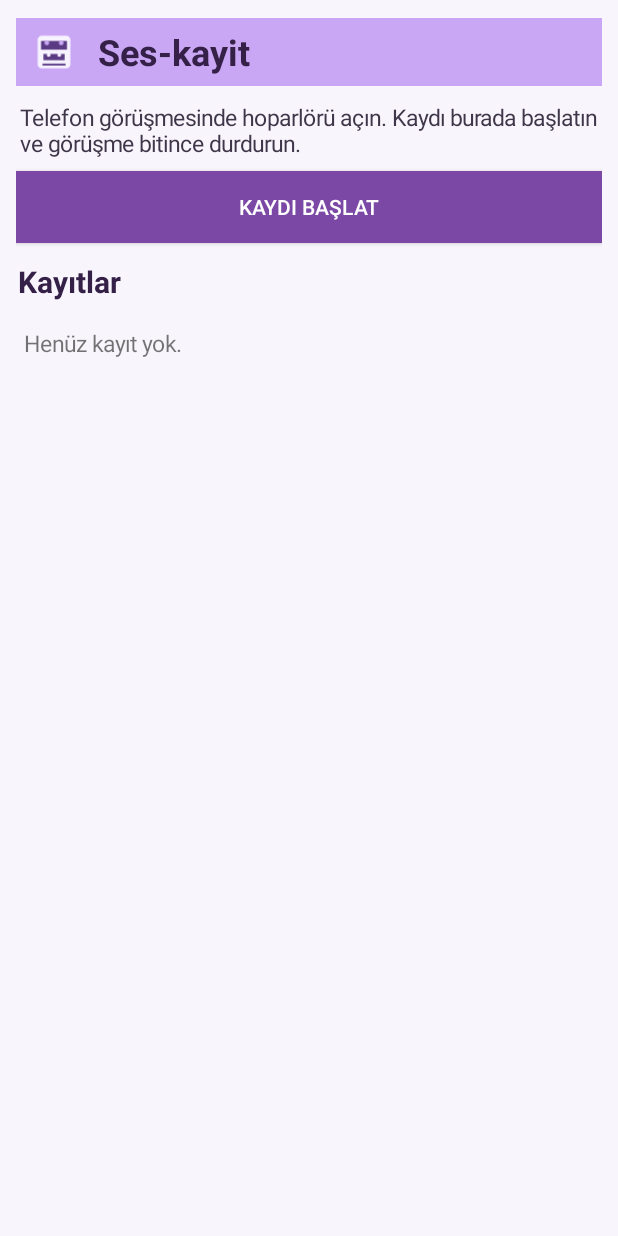
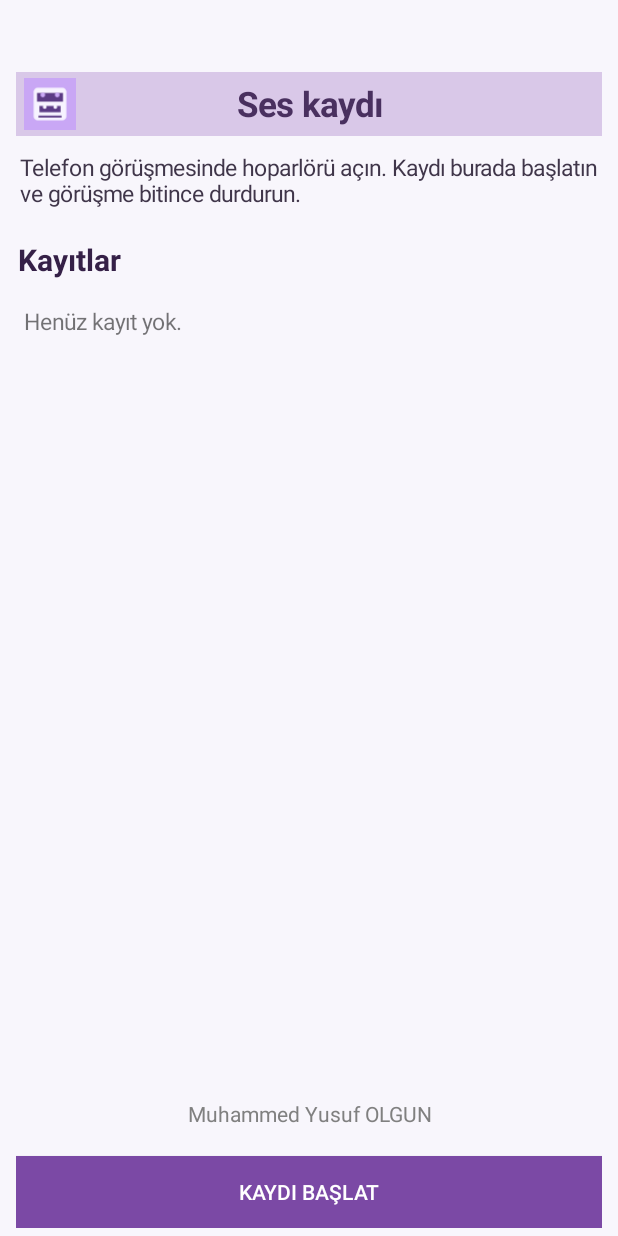
Before and after one commit to muhammedyusufolgun/ses-kaydi, an Android app: the screen it shows after launch (MainActivity), on a phone screen of 412 x 824 dp. Run offline under Robolectric (Android 15) with nearby library versions, the phone set to English and light mode, and no system bars.

Commit message:
Refresh Ses-kayit screen and footer

```diff
--- a/app/src/main/java/com/olgun/seskayit/MainActivity.kt
+++ b/app/src/main/java/com/olgun/seskayit/MainActivity.kt
@@ -43,22 +43,54 @@ class MainActivity : Activity() {
         super.onDestroy()
     }
     private fun buildUi() {
-        val root = LinearLayout(this).apply { orientation = LinearLayout.VERTICAL; setPadding(16, 18, 16, 10); setBackgroundColor(0xFFF8F6FC.toInt()) }
-        val header = LinearLayout(this).apply { gravity = Gravity.CENTER_VERTICAL; setPadding(12, 8, 12, 8); setBackgroundColor(0xFFC9A7F5.toInt()) }
-        header.addView(ImageView(this).apply { setImageResource(R.drawable.ic_cassette); layoutParams = LinearLayout.LayoutParams(52, 52) })
-        header.addView(TextView(this).apply { text = "  Ses-kayit"; textSize = 24f; setTextColor(0xFF352047.toInt()); setTypeface(null, android.graphics.Typeface.BOLD) })
+        window.statusBarColor = 0xFFF8F6FC.toInt()
+        window.decorView.systemUiVisibility = android.view.View.SYSTEM_UI_FLAG_LIGHT_STATUS_BAR
+        val root = LinearLayout(this).apply {
+            orientation = LinearLayout.VERTICAL
+            setPadding(16, 0, 16, 8)
+            setBackgroundColor(0xFFF8F6FC.toInt())
+        }
+        // Four text rows of breathing room below the status icons keep the title clear
+        // of the camera cutout, battery and clock area.
+        root.addView(android.view.View(this), LinearLayout.LayoutParams(1, 72))
+        val header = android.widget.FrameLayout(this).apply {
+            setBackgroundColor(0xFFD9C8E8.toInt())
+            setPadding(8, 6, 8, 6)
+        }
+        header.addView(ImageView(this).apply {
+            setImageResource(R.drawable.ic_cassette)
+            layoutParams = android.widget.FrameLayout.LayoutParams(52, 52, Gravity.CENTER_VERTICAL or Gravity.START)
+            contentDescription = "REC"
+        })
+        header.addView(TextView(this).apply {
+            text = "Ses kaydı"
+            textSize = 23f
+            gravity = Gravity.CENTER
+            setTextColor(0xFF49305F.toInt())
+            setTypeface(null, android.graphics.Typeface.BOLD)
+        }, android.widget.FrameLayout.LayoutParams(-1, -1, Gravity.CENTER))
         root.addView(header)
         root.addView(TextView(this).apply {
             text = "Telefon görüşmesinde hoparlörü açın. Kaydı burada başlatın ve görüşme bitince durdurun."
             textSize = 15f; setTextColor(0xFF40364A.toInt()); setPadding(4, 16, 4, 12)
         })
-        recordButton = Button(this).apply { setOnClickListener { toggleRecording() } }
-        root.addView(recordButton, LinearLayout.LayoutParams(-1, -2))
         root.addView(TextView(this).apply { text = "Kayıtlar"; textSize = 20f; setTypeface(null, android.graphics.Typeface.BOLD); setTextColor(0xFF352047.toInt()); setPadding(2, 18, 2, 8) })
         val scroll = ScrollView(this)
         list = LinearLayout(this).apply { orientation = LinearLayout.VERTICAL }
         scroll.addView(list)
         root.addView(scroll, LinearLayout.LayoutParams(-1, 0, 1f))
+
+        root.addView(TextView(this).apply {
+            text = "Muhammed Yusuf OLGUN"
+            textSize = 14f
+            gravity = Gravity.CENTER
+            setTextColor(0xFF808080.toInt())
+            setPadding(0, 8, 0, 0)
+        }, LinearLayout.LayoutParams(-1, -2))
+        // Reserve clear space above the bottom control; the footer never overlays list buttons.
+        root.addView(android.view.View(this), LinearLayout.LayoutParams(1, 28))
+        recordButton = Button(this).apply { setOnClickListener { toggleRecording() } }
+        root.addView(recordButton, LinearLayout.LayoutParams(-1, -2))
         setContentView(root)
         updateButton()
     }
```
